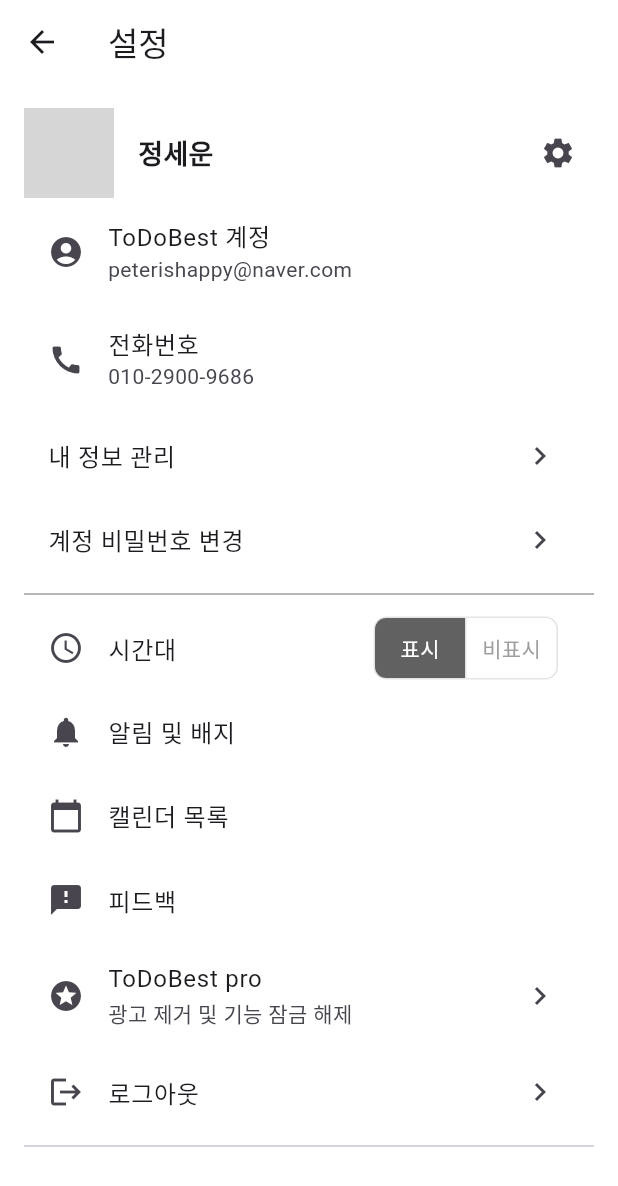
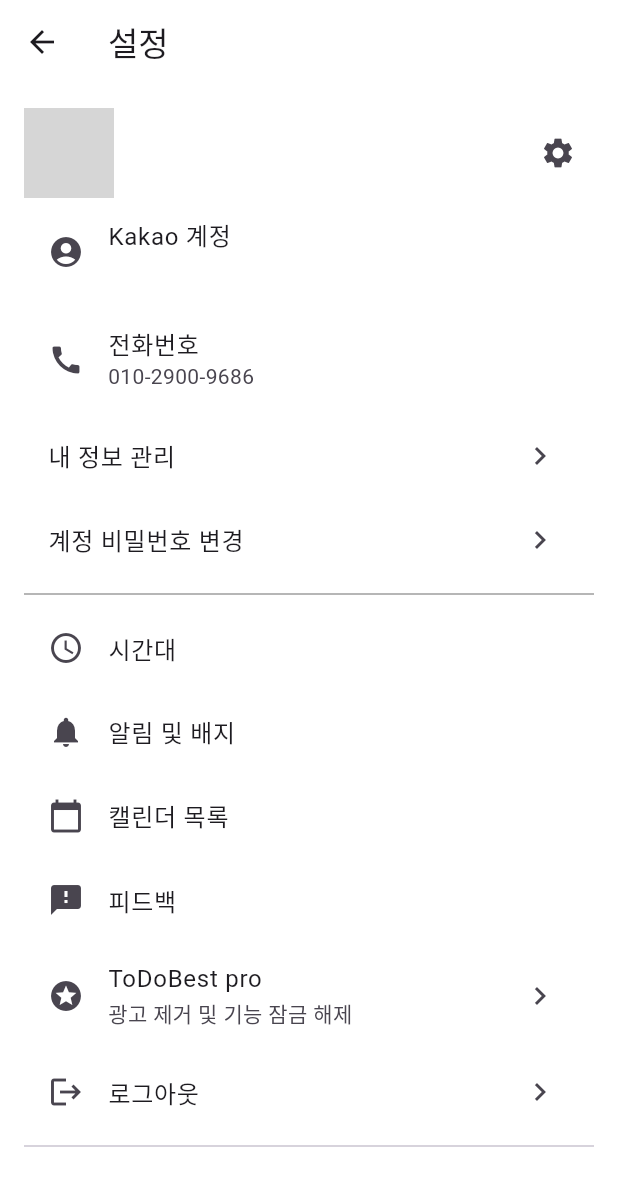
Before and after one commit to Six-Tail/1-4Capstone, a Flutter app: the ManageScreen screen opened directly, on a phone screen of 412 x 824 dp. Shown: the top 1186 px of the screen. Run offline on Flutter 3.47's test engine with Material 3 defaults, Android fonts, the phone set to English and light mode, and no system bars; our stand-ins replace cloud_firestore, curved_navigation_bar, firebase_auth, firebase_core, firebase_storage, flutter_svg and 6 more; missing offline and left inert: flutter_naver_login, kakao_flutter_sdk_user, uni_links2; accounts and stored records are empty; network calls fail; grey boxes are pictures that could not be loaded.

Commit message:
더보기 사용자 정보 받아오기

```diff
--- a/lib/screens/manage_screen.dart
+++ b/lib/screens/manage_screen.dart
@@ -1,53 +1,116 @@
 import 'package:flutter/foundation.dart';
 import 'package:flutter/material.dart';
-import 'package:firebase_auth/firebase_auth.dart';
+import 'package:firebase_auth/firebase_auth.dart' as firebase_auth;
 import 'package:flutter_naver_login/flutter_naver_login.dart';
 import 'package:google_sign_in/google_sign_in.dart';
-import 'package:kakao_flutter_sdk_user/kakao_flutter_sdk_user.dart';
-import '../screen/First.Screen.dart';
+import 'package:kakao_flutter_sdk_user/kakao_flutter_sdk_user.dart' as kakao;
+import '../service/User_Service.dart';
 import 'feedback_screen.dart';
 import 'namedetailscreen.dart';
 import 'notification_settings_screen.dart';
 import 'calendar_list_screen.dart';
+import '../screen/First.Screen.dart';
+import 'package:shared_preferences/shared_preferences.dart';
 
 class ManageScreen extends StatefulWidget {
   final Function(bool) toggleTheme;
   final bool isDarkMode;
 
-  ManageScreen({required this.toggleTheme, required this.isDarkMode});
+  ManageScreen({super.key, required this.toggleTheme, required this.isDarkMode});
 
   @override
   _ManageScreenState createState() => _ManageScreenState();
 }
 
 class _ManageScreenState extends State<ManageScreen> {
-  String selectedHoliday = '한국';
-  String selectedLanguage = '한국';
-  List<bool> showTimezone = [true, false];
-  List<bool> showLunar = [true, false];
-  List<bool> showScheduleHistory = [true, false];
-  List<bool> showRecommendedPhotos = [true, false];
+  final UserService _userService = UserService();
+  String accountType = 'ToDoBest 계정';
+  String userEmail = '';
+  String userName = '';
+  String userImage = '';
+  firebase_auth.User? firebaseUser;
+
+  @override
+  void initState() {
+    super.initState();
+    _getCurrentUserInfo();
+  }
+
+  // 현재 사용자 정보 가져오기
+  void _getCurrentUserInfo() async {
+    firebaseUser = firebase_auth.FirebaseAuth.instance.currentUser;
+
+    if (firebaseUser != null) {
+      // Firebase User 정보 설정
+      setState(() {
+        userEmail = firebaseUser!.email ?? '';
+        userName = firebaseUser!.displayName ?? 'Unknown';
+        userImage = firebaseUser!.photoURL ?? 'https://example.com/default_image.jpg';
+      });
+
+      // 계정 종류 확인
+      if (await _isGoogleUser()) {
+        setState(() => accountType = 'Google 계정');
+      } else if (await _isKakaoUser()) {
+        setState(() => accountType = 'Kakao 계정');
+      } else if (await _isNaverUser()) {
+        setState(() => accountType = 'Naver 계정');
+      } else {
+        setState(() => accountType = 'ToDoBest 계정');
+      }
+    }
+  }
+
+  Future<bool> _isGoogleUser() async {
+    final GoogleSignIn googleSignIn = GoogleSignIn();
+    return await googleSignIn.isSignedIn();
+  }
+
+  Future<bool> _isKakaoUser() async {
+    try {
+      final kakao.User user = await kakao.UserApi.instance.me();
+      return user != null;
+    } catch (e) {
+      return false;
+    }
+  }
+
+  Future<bool> _isNaverUser() async {
+    try {
+      final currentToken = await FlutterNaverLogin.currentAccessToken;
+      return currentToken != null && currentToken.accessToken.isNotEmpty;
+    } catch (e) {
+      return false;
+    }
+  }
 
   // 로그아웃 함수
   Future<void> _signOut() async {
     bool logoutSuccessful = true;
 
+    // Firebase 로그아웃 시도
     try {
-      await FirebaseAuth.instance.signOut();
+      await firebase_auth.FirebaseAuth.instance.signOut();
       if (kDebugMode) {
         print('파이어베이스 로그아웃 성공');
       }
     } catch (error) {
-      print('파이어베이스 로그아웃 실패 $error');
+      if (kDebugMode) {
+        print('파이어베이스 로그아웃 실패 $error');
+      }
+      logoutSuccessful = false;
     }
 
+    // 소셜 로그아웃 개별 시도
     try {
       await FlutterNaverLogin.logOutAndDeleteToken();
       if (kDebugMode) {
         print('네이버 로그아웃 성공');
       }
-    } catch (error) {
-      print('네이버 로그아웃 실패 $error');
+    } catch (e) {
+      if (kDebugMode) {
+        print("네이버 로그아웃 실패: $e");
+      }
     }
 
     try {
@@ -55,25 +118,32 @@
       if (kDebugMode) {
         print('구글 로그아웃 성공');
       }
-    } catch (error) {
-      print('구글 로그아웃 실패 $error');
+    } catch (e) {
+      if (kDebugMode) {
+        print("구글 로그아웃 실패: $e");
+      }
     }
 
     try {
-      await UserApi.instance.logout();
+      await kakao.UserApi.instance.logout();
       if (kDebugMode) {
-        print('카카오 로그아웃 성공, SDK에서 토큰 삭제');
+        print('카카오 로그아웃 성공');
       }
-    } catch (error) {
-      print('카카오 로그아웃 실패 $error');
+    } catch (e) {
+      if (kDebugMode) {
+        print("카카오 로그아웃 실패: $e");
+      }
     }
 
+    // SharedPreferences 초기화로 자동 로그인 상태 해제
+    final prefs = await SharedPreferences.getInstance();
+    await prefs.setBool('isLoggedIn', false);
+
+    // 로그아웃이 성공한 경우 FirstScreen으로 이동하고 모든 화면 제거
     if (logoutSuccessful) {
-      // 로그아웃 완료 후 첫 화면으로 이동
-      Navigator.pushAndRemoveUntil(
-        context,
-        MaterialPageRoute(builder: (context) => FirstScreen()),
-            (route) => false,
+      Navigator.of(context).pushAndRemoveUntil(
+        MaterialPageRoute(builder: (context) => const FirstScreen()),
+            (Route<dynamic> route) => false,
       );
     }
   }
@@ -84,8 +154,8 @@
       context: context,
       builder: (BuildContext context) {
         return AlertDialog(
-          title: Text('로그아웃'),
-          content: Text('로그아웃 하시겠습니까?'),
+          title: const Text('로그아웃'),
+          content: const Text('로그아웃 하시겠습니까?'),
           actions: [
             TextButton(
               child: Text('예'),
@@ -106,29 +176,6 @@
     );
   }
 
-  // 토글 버튼 스타일
-  Widget _buildToggleButton(List<bool> isSelected) {
-    return ToggleButtons(
-      isSelected: isSelected,
-      onPressed: (int index) {
-        setState(() {
-          for (int i = 0; i < isSelected.length; i++) {
-            isSelected[i] = i == index;
-          }
-        });
-      },
-      borderRadius: BorderRadius.circular(8),
-      selectedColor: Colors.white,
-      fillColor: Colors.grey[700],
-      color: Colors.grey,
-      constraints: BoxConstraints(minWidth: 60.0, minHeight: 40.0),
-      children: const [
-        Text('표시'),
-        Text('비표시'),
-      ],
-    );
-  }
-
   @override
   Widget build(BuildContext context) {
     return Scaffold(
@@ -146,17 +193,17 @@
               children: [
                 Row(
                   children: [
-                    const CircleAvatar(
+                    CircleAvatar(
                       radius: 30,
-                      backgroundImage: NetworkImage('https://example.com/profile_image.jpg'),
+                      backgroundImage: NetworkImage(userImage),
                     ),
                     const SizedBox(width: 16),
                     Column(
                       crossAxisAlignment: CrossAxisAlignment.start,
-                      children: const [
+                      children: [
                         Text(
-                          '정세운',
-                          style: TextStyle(
+                          userName,
+                          style: const TextStyle(
                             fontSize: 18,
                             fontWeight: FontWeight.bold,
                           ),
@@ -166,7 +213,7 @@
                   ],
                 ),
                 IconButton(
-                  icon: Icon(Icons.settings),
+                  icon: const Icon(Icons.settings),
                   onPressed: () {
                     Navigator.push(
                       context,
@@ -179,10 +226,10 @@
           ),
           ListTile(
             leading: Icon(Icons.account_circle),
-            title: Text('ToDoBest 계정'),
-            subtitle: Text('peterishappy@naver.com'),
+            title: Text(accountType), // 계정 종류 (Google, Kakao, Naver, ToDoBest)
+            subtitle: Text(userEmail), // 이메일 주소
           ),
-          ListTile(
+          const ListTile(
             leading: Icon(Icons.call),
             title: Text('전화번호'),
             subtitle: Text('010-2900-9686'),
@@ -199,20 +246,18 @@
               );
             },
           ),
-          ListTile(
+          const ListTile(
             title: Text('계정 비밀번호 변경'),
             trailing: Icon(Icons.chevron_right),
           ),
-
           const Divider(color: Colors.grey),
-          ListTile(
+          const ListTile(
             leading: Icon(Icons.access_time),
             title: Text('시간대'),
-            trailing: _buildToggleButton(showTimezone),
           ),
           ListTile(
-            leading: Icon(Icons.notifications),
-            title: Text('알림 및 배지'),
+            leading: const Icon(Icons.notifications),
+            title: const Text('알림 및 배지'),
             onTap: () {
               Navigator.push(
                 context,
@@ -226,7 +271,8 @@
             onTap: () {
               Navigator.push(
                 context,
-                MaterialPageRoute(builder: (context) => CalendarListScreen(isDarkMode: widget.isDarkMode),
+                MaterialPageRoute(
+                  builder: (context) => CalendarListScreen(isDarkMode: widget.isDarkMode),
                 ),
               );
             },
```
